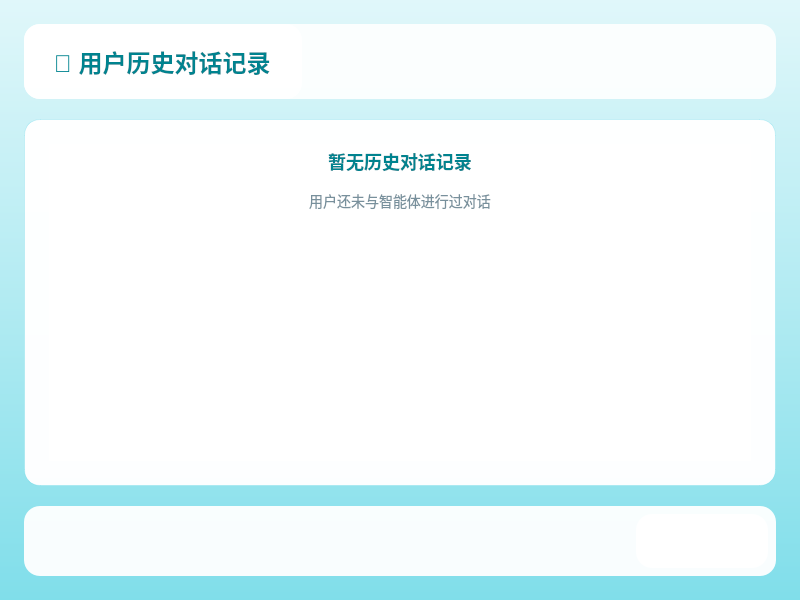
Before: the Qt Designer form Client_Qt/Client_Doctor/historydialog.ui in lazale666/Smart-Medica-Terminal, drawn with Qt 5.
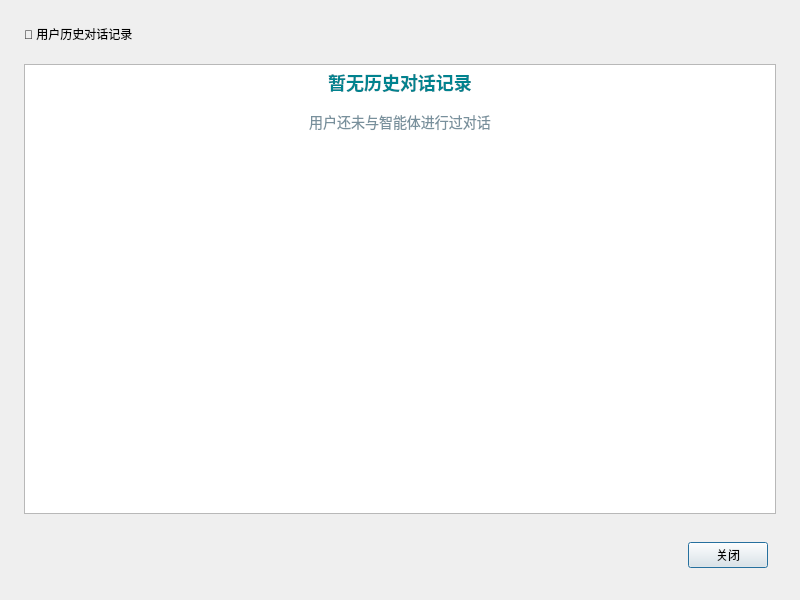
After: the same form once the commit is applied.

```diff
--- a/Client_Qt/Client_Doctor/historydialog.ui
+++ b/Client_Qt/Client_Doctor/historydialog.ui
@@ -14,41 +14,7 @@
    <string>历史对话记录</string>
   </property>
   <property name="styleSheet">
-   <string notr="true">QDialog {
-    background: qlineargradient(spread:pad, x1:0, y1:0, x2:0, y2:1, stop:0 #e0f7fa, stop:0.5 #b2ebf2, stop:1 #80deea);
-}
-QTextBrowser {
-    background-color: rgba(255, 255, 255, 0.98);
-    border: 1px solid rgba(0, 188, 212, 0.2);
-    border-radius: 16px;
-    padding: 20px;
-    font-size: 14px;
-    line-height: 1.6;
-}
-QPushButton {
-    background-color: #00bcd4;
-    color: white;
-    border: none;
-    border-radius: 25px;
-    padding: 12px 32px;
-    font-size: 14px;
-    font-weight: 500;
-    min-width: 100px;
-}
-QPushButton:hover {
-    background-color: #00acc1;
-}
-QPushButton:pressed {
-    background-color: #0097a7;
-}
-QLabel {
-    color: #2c3e50;
-}
-QLabel#titleLabel {
-    font-size: 24px;
-    font-weight: 600;
-    color: #00838f;
-}</string>
+   <string notr="true"/>
   </property>
   <layout class="QVBoxLayout" name="verticalLayout">
    <property name="spacing">
@@ -60,7 +26,7 @@
    <item>
     <widget class="QWidget" name="headerWidget" native="true">
      <property name="styleSheet">
-      <string notr="true">background: rgba(255, 255, 255, 0.9); border-radius: 16px; padding: 20px 24px;</string>
+      <string notr="true"/>
      </property>
      <layout class="QHBoxLayout" name="headerLayout">
       <property name="spacing">
@@ -95,7 +61,7 @@
    <item>
     <widget class="QTextBrowser" name="textBrowser">
      <property name="styleSheet">
-      <string notr="true">background-color: rgba(255, 255, 255, 0.98); border: 1px solid rgba(0, 188, 212, 0.15); border-radius: 16px; padding: 24px; font-size: 14px; line-height: 1.7;</string>
+      <string notr="true"/>
      </property>
      <property name="html">
       <string>&lt;!DOCTYPE HTML PUBLIC &quot;-//W3C//DTD HTML 4.0//EN&quot; &quot;http://www.w3.org/TR/REC-html40/strict.dtd&quot;&gt;
@@ -111,7 +77,7 @@
    <item>
     <widget class="QWidget" name="buttonWidget" native="true">
      <property name="styleSheet">
-      <string notr="true">background: rgba(255, 255, 255, 0.95); border-radius: 16px; padding: 16px;</string>
+      <string notr="true"/>
      </property>
      <layout class="QHBoxLayout" name="buttonLayout">
       <property name="spacing">
```
